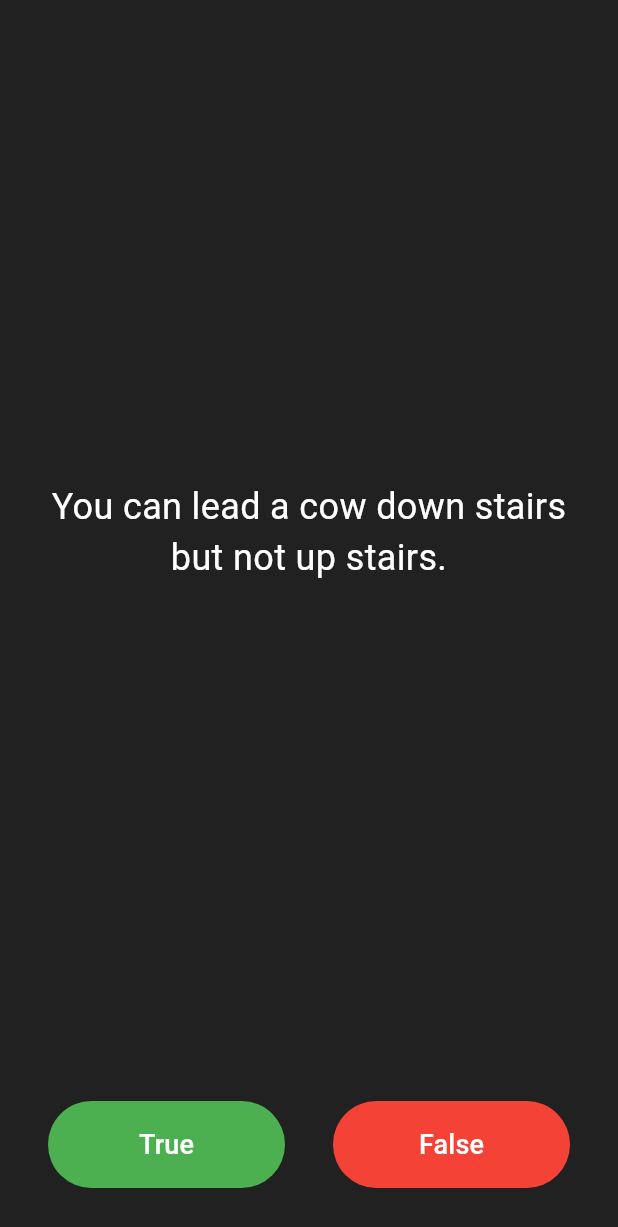
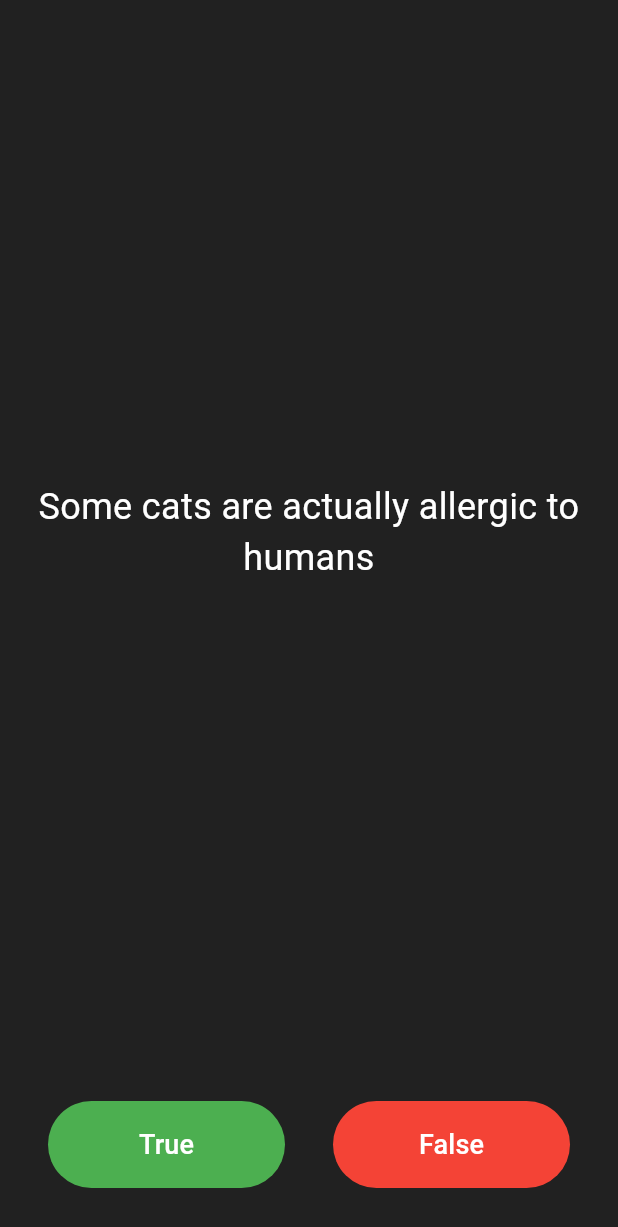
Before and after one commit to sergeyruppel/quizzy_app_flutter, a Flutter app: the screen it shows after launch, on a phone screen of 412 x 824 dp. Shown: the top 1227 px of the screen. Run offline on Flutter 3.47's test engine with Material 3 defaults, Android fonts, the phone set to English and light mode, and no system bars.

Commit message:
Some refactoring

```diff
--- a/lib/main.dart
+++ b/lib/main.dart
@@ -1,4 +1,5 @@
 import 'package:flutter/material.dart';
+import 'package:quizzy_app_flutter/quiz_logic.dart';
 
 void main() => runApp(const Quizzy());
 
@@ -29,16 +30,7 @@
 }
 
 class QuizPageState extends State<QuizPage> {
-  final questions = <String>[
-    'You can lead a cow down stairs but not up stairs.',
-    'Approximately one quarter of human bones are in the feet.',
-    'A slug\'s blood is green.',
-  ];
-  final answers = <bool>[
-    false,
-    true,
-    true,
-  ];
+  final quizLogic = QuizLogic();
   var questionNumber = 0;
   var scoreKeeper = <Icon>[];
 
@@ -52,7 +44,7 @@
           // flex: 5,
           child: Center(
             child: Text(
-              questions[questionNumber],
+              quizLogic.questionList[questionNumber].questionText,
               textAlign: TextAlign.center,
               style: const TextStyle(
                 fontSize: 24.0,
@@ -89,7 +81,7 @@
                   ),
                   onPressed: () {
                     //The user picked true.
-                    if (answers[questionNumber]) {
+                    if (quizLogic.questionList[questionNumber].questionAnswer) {
                       setState(() {
                         scoreKeeper.add(
                           const Icon(
@@ -119,7 +111,8 @@
                 padding: const EdgeInsets.all(16.0),
                 child: TextButton(
                   style: ButtonStyle(
-                      backgroundColor: MaterialStateProperty.all(Colors.red)),
+                    backgroundColor: MaterialStateProperty.all(Colors.red),
+                  ),
                   child: const Padding(
                     padding: EdgeInsets.all(8.0),
                     child: Text(
@@ -132,7 +125,17 @@
                   ),
                   onPressed: () {
                     //The user picked false.
-                    if (!answers[questionNumber]) {
+                    if (quizLogic.questionList[questionNumber].questionAnswer) {
+                      setState(() {
+                        scoreKeeper.add(
+                          const Icon(
+                            Icons.check,
+                            color: Colors.green,
+                          ),
+                        );
+                        questionNumber += 1;
+                      });
+                    } else {
                       setState(() {
                         scoreKeeper.add(
                           const Icon(
@@ -153,9 +156,3 @@
     );
   }
 }
-
-/*
-question1: 'You can lead a cow down stairs but not up stairs.', false,
-question2: 'Approximately one quarter of human bones are in the feet.', true,
-question3: 'A slug\'s blood is green.', true,
-*/
--- /dev/null
+++ b/lib/question.dart
@@ -0,0 +1,6 @@
+class Question {
+  final String questionText;
+  final bool questionAnswer;
+
+  Question(this.questionText, this.questionAnswer);
+}
--- /dev/null
+++ b/lib/quiz_logic.dart
@@ -0,0 +1,58 @@
+import 'package:quizzy_app_flutter/question.dart';
+
+class QuizLogic {
+  final questionList = <Question>[
+    Question(
+      'Some cats are actually allergic to humans',
+      true,
+    ),
+    Question(
+      'You can lead a cow down stairs but not up stairs.',
+      false,
+    ),
+    Question(
+      'Approximately one quarter of human bones are in the feet.',
+      true,
+    ),
+    Question(
+      'A slug\'s blood is green.',
+      true,
+    ),
+    Question(
+      'Buzz Aldrin\'s mother\'s maiden name was "Moon".',
+      true,
+    ),
+    Question(
+      'It is illegal to pee in the Ocean in Portugal.',
+      true,
+    ),
+    Question(
+      'No piece of square dry paper can be folded in half more than 7 times.',
+      false,
+    ),
+    Question(
+      'In London, UK, if you happen to die in the House of Parliament, you are technically entitled to a state funeral, because the building is considered too sacred a place.',
+      true,
+    ),
+    Question(
+      'The loudest sound produced by any animal is 188 decibels. That animal is the African Elephant.',
+      false,
+    ),
+    Question(
+      'The total surface area of two human lungs is approximately 70 square metres.',
+      true,
+    ),
+    Question(
+      'Google was originally called "Backrub".',
+      true,
+    ),
+    Question(
+      'Chocolate affects a dog\'s heart and nervous system; a few ounces are enough to kill a small dog.',
+      true,
+    ),
+    Question(
+      'In West Virginia, USA, if you accidentally hit an animal with your car, you are free to take it home to eat.',
+      true,
+    ),
+  ];
+}
```
Also changed, not shown: 1 other file.
